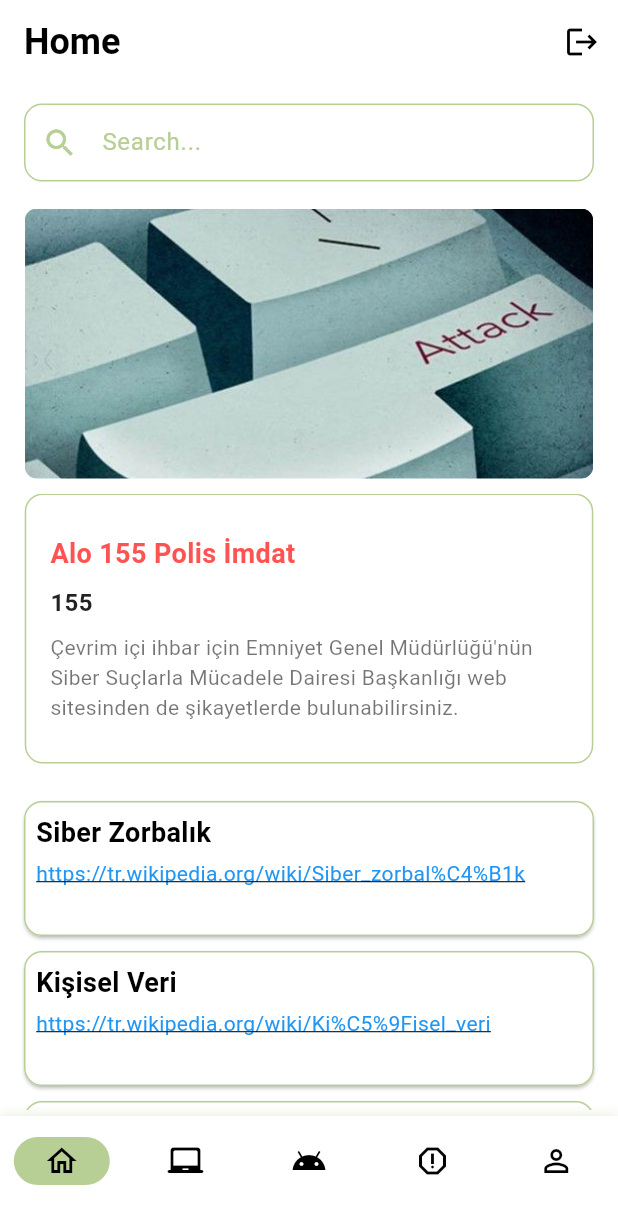
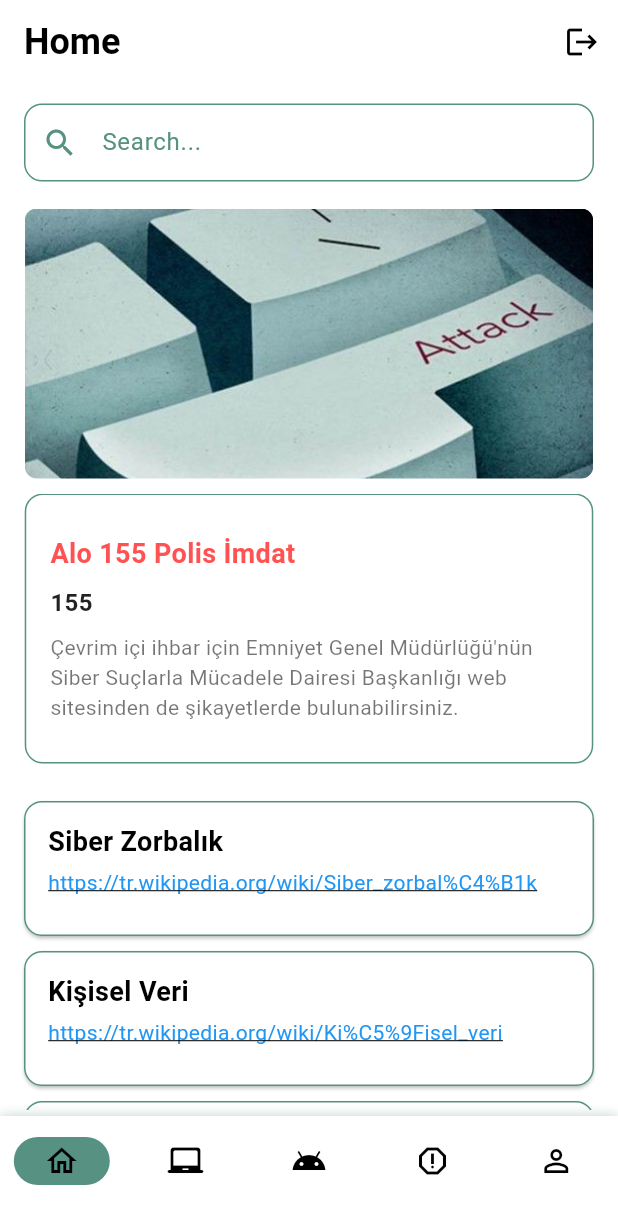
Before and after one commit to GokceKy/digital_awareness_app, a Flutter app: the screen it shows once a user with an empty profile is signed in, on a phone screen of 412 x 824 dp. Shown: the top 1224 px of the screen. Run offline on Flutter 3.47's test engine with Material 3 defaults, Android fonts, the phone set to English and light mode, and no system bars; drawn by our look-alikes of carousel_slider; our stand-ins replace cloud_firestore, firebase_auth, firebase_core, flutter_gemini; accounts and stored records are empty; network calls fail.

Commit message:
Change theme

```diff
--- a/lib/product/theme/theme.dart
+++ b/lib/product/theme/theme.dart
@@ -5,7 +5,7 @@ ThemeData lightMode = ThemeData(
   colorScheme: ColorScheme.light(
     surface: Colors.white,
     primary: const Color.fromRGBO(23, 63, 53, 1),
-    secondary: const Color.fromRGBO(183, 206, 149, 1),
+    secondary: const Color.fromRGBO(86, 145, 129, 1),
   ),
 );
 ThemeData darkMode = ThemeData(
--- a/lib/view/home/home_widgets/custom_card.dart
+++ b/lib/view/home/home_widgets/custom_card.dart
@@ -40,7 +40,7 @@ class CustomCard extends StatelessWidget {
             color: Theme.of(context).colorScheme.surface,
             margin: const EdgeInsets.symmetric(vertical: 5),
             child: Padding(
-              padding: const EdgeInsets.all(8.0),
+              padding: const EdgeInsets.only(left: 16.0, top: 14.0),
               child: Column(
                 crossAxisAlignment: CrossAxisAlignment.start,
                 children: [
--- a/lib/view/home/home_widgets/emergency_carousel.dart
+++ b/lib/view/home/home_widgets/emergency_carousel.dart
@@ -27,7 +27,7 @@ class EmergencyCarousel extends StatelessWidget {
               padding: const EdgeInsets.symmetric(horizontal: 16.0),
               decoration: BoxDecoration(
                 borderRadius: BorderRadius.circular(12), // Köşe yuvarlaklığı
-                color: Colors.white,
+                color: Theme.of(context).colorScheme.surface,
                 border: Border.all(
                   color: Theme.of(context).colorScheme.secondary, // Kenar rengi
                   width: 1.0, // Kenar kalınlığı
```
